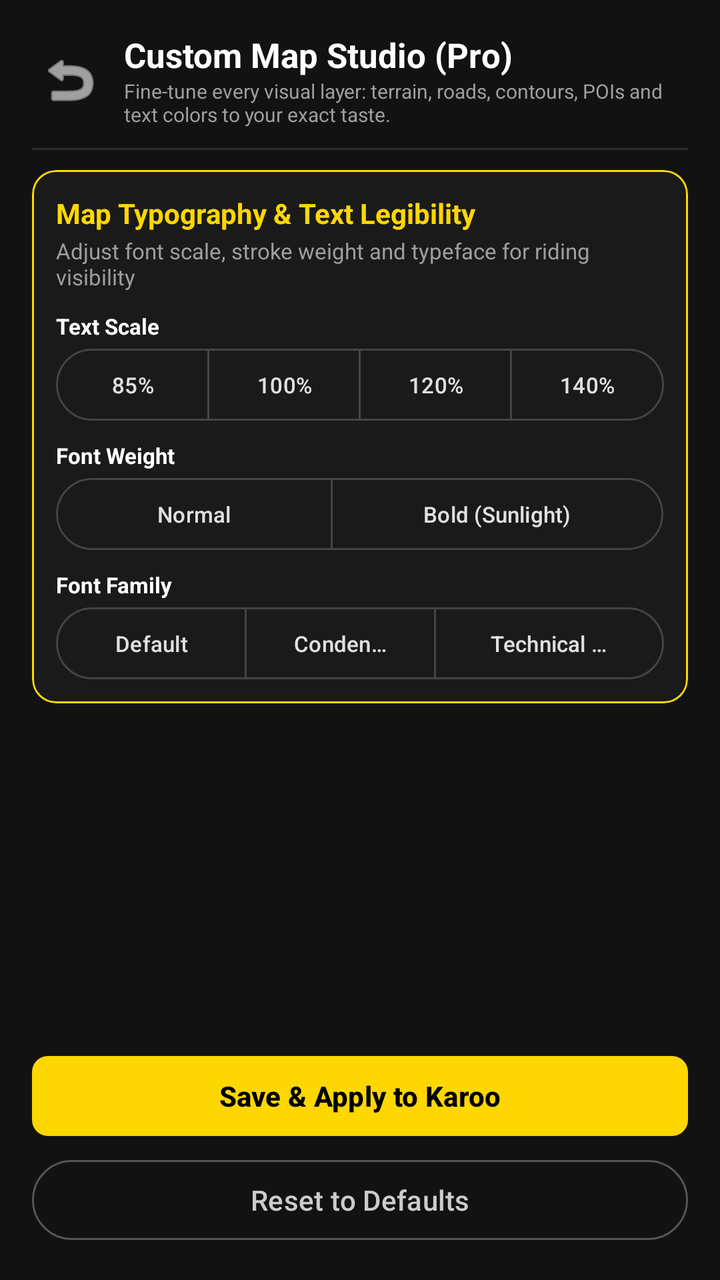
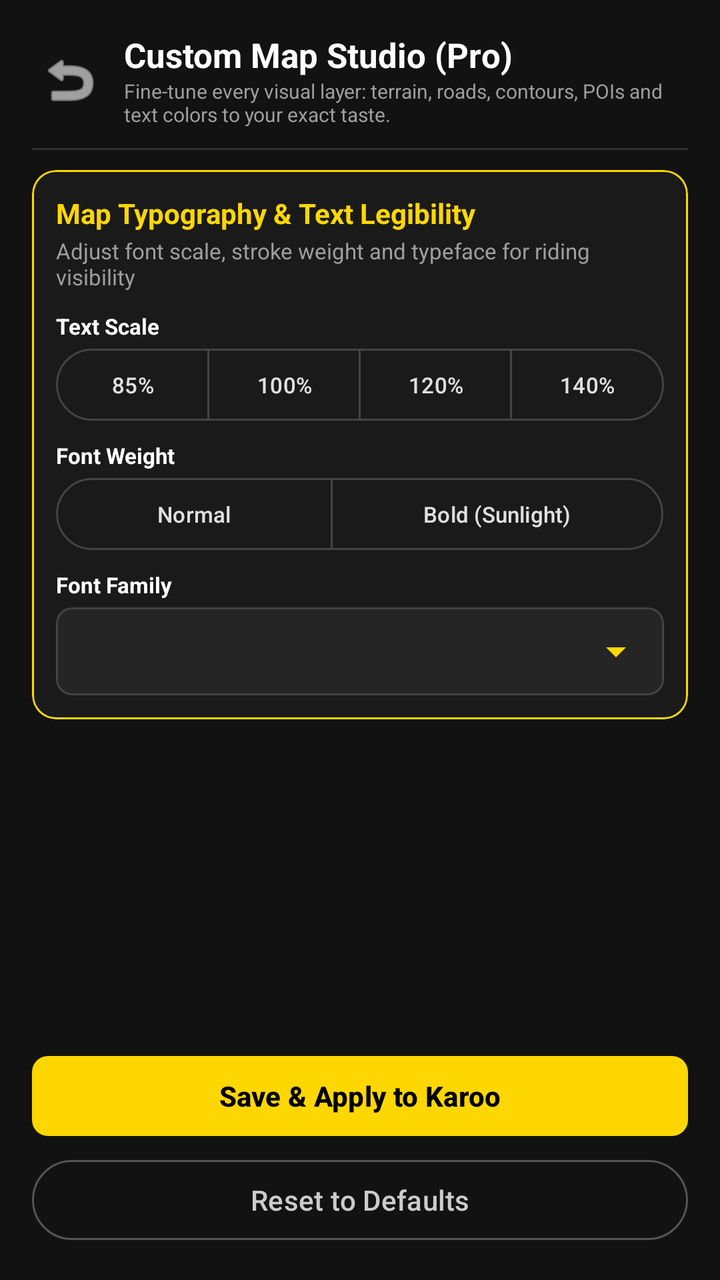

The first picture is an Android layout as it rendered before a commit; the second is the same layout after the commit. The layout source and the unified diff follow.
<!-- AndroidManifest.xml: application theme Theme.KarooTopoMaps -->
<!-- res/layout/activity_custom_editor.xml -->
<?xml version="1.0" encoding="utf-8"?>
<LinearLayout xmlns:android="http://schemas.android.com/apk/res/android"
    xmlns:app="http://schemas.android.com/apk/res-auto"
    android:layout_width="match_parent"
    android:layout_height="match_parent"
    android:orientation="vertical"
    android:background="#121212"
    android:padding="16dp">

    
    <androidx.core.widget.NestedScrollView
        android:layout_width="match_parent"
        android:layout_height="0dp"
        android:layout_weight="1"
        android:fillViewport="true">

        <LinearLayout
            android:layout_width="match_parent"
            android:layout_height="wrap_content"
            android:orientation="vertical">

            
            <LinearLayout
                android:layout_width="match_parent"
                android:layout_height="wrap_content"
                android:orientation="horizontal"
                android:gravity="center_vertical"
                android:layout_marginBottom="10dp">

                <ImageButton
                    android:id="@+id/btnBack"
                    android:layout_width="38dp"
                    android:layout_height="38dp"
                    android:background="?attr/selectableItemBackgroundBorderless"
                    android:src="@android:drawable/ic_menu_revert"
                    android:tint="#FFFFFF"
                    android:contentDescription="Back" />

                <LinearLayout
                    android:layout_width="0dp"
                    android:layout_height="wrap_content"
                    android:layout_weight="1"
                    android:layout_marginStart="8dp"
                    android:orientation="vertical">

                    <TextView
                        android:layout_width="match_parent"
                        android:layout_height="wrap_content"
                        android:text="@string/custom_theme_title"
                        android:textColor="#FFFFFF"
                        android:textSize="17sp"
                        android:textStyle="bold" />

                    <TextView
                        android:layout_width="match_parent"
                        android:layout_height="wrap_content"
                        android:text="@string/custom_theme_desc"
                        android:textColor="#9E9E9E"
                        android:textSize="10sp" />

                </LinearLayout>

            </LinearLayout>

            <View
                android:layout_width="match_parent"
                android:layout_height="1dp"
                android:layout_marginBottom="10dp"
                android:background="#2E2E2E" />

            
            <com.google.android.material.card.MaterialCardView
                android:id="@+id/cardTypography"
                android:layout_width="match_parent"
                android:layout_height="wrap_content"
                android:layout_marginBottom="14dp"
                app:cardBackgroundColor="#1A1A1A"
                app:cardCornerRadius="12dp"
                app:strokeColor="#FFD700"
                app:strokeWidth="1dp"
                app:cardElevation="0dp">

                <LinearLayout
                    android:layout_width="match_parent"
                    android:layout_height="wrap_content"
                    android:orientation="vertical"
                    android:padding="12dp">

                    <TextView
                        android:layout_width="match_parent"
                        android:layout_height="wrap_content"
                        android:text="@string/typography_card_title"
                        android:textColor="#FFD700"
                        android:textSize="14sp"
                        android:textStyle="bold" />

                    <TextView
                        android:layout_width="match_parent"
                        android:layout_height="wrap_content"
                        android:layout_marginTop="2dp"
                        android:layout_marginBottom="10dp"
                        android:text="@string/typography_card_desc"
                        android:textColor="#9E9E9E"
                        android:textSize="11sp" />

                    
                    <TextView
                        android:layout_width="match_parent"
                        android:layout_height="wrap_content"
                        android:text="@string/label_font_size"
                        android:textColor="#FFFFFF"
                        android:textSize="11sp"
                        android:textStyle="bold"
                        android:layout_marginBottom="4dp" />

                    <com.google.android.material.button.MaterialButtonToggleGroup
                        android:id="@+id/toggleFontSize"
                        android:layout_width="match_parent"
                        android:layout_height="wrap_content"
                        android:layout_marginBottom="10dp"
                        app:singleSelection="true"
                        app:selectionRequired="true">

                        <com.google.android.material.button.MaterialButton
                            android:id="@+id/btnSizeCompact"
                            style="@style/Widget.Material3.Button.OutlinedButton"
                            android:layout_width="0dp"
                            android:layout_height="36dp"
                            android:layout_weight="1"
                            android:paddingLeft="2dp"
                            android:paddingRight="2dp"
                            android:insetTop="0dp"
                            android:insetBottom="0dp"
                            android:text="85%"
                            android:textSize="11sp"
                            android:textColor="#E0E0E0"
                            app:strokeColor="#444444" />

                        <com.google.android.material.button.MaterialButton
                            android:id="@+id/btnSizeNormal"
                            style="@style/Widget.Material3.Button.OutlinedButton"
                            android:layout_width="0dp"
                            android:layout_height="36dp"
                            android:layout_weight="1"
                            android:paddingLeft="2dp"
                            android:paddingRight="2dp"
                            android:insetTop="0dp"
                            android:insetBottom="0dp"
                            android:text="100%"
                            android:textSize="11sp"
                            android:textColor="#E0E0E0"
                            app:strokeColor="#444444" />

                        <com.google.android.material.button.MaterialButton
                            android:id="@+id/btnSizeLarge"
                            style="@style/Widget.Material3.Button.OutlinedButton"
                            android:layout_width="0dp"
                            android:layout_height="36dp"
                            android:layout_weight="1"
                            android:paddingLeft="2dp"
                            android:paddingRight="2dp"
                            android:insetTop="0dp"
                            android:insetBottom="0dp"
                            android:text="120%"
                            android:textSize="11sp"
                            android:textColor="#E0E0E0"
                            app:strokeColor="#444444" />

                        <com.google.android.material.button.MaterialButton
                            android:id="@+id/btnSizeHuge"
                            style="@style/Widget.Material3.Button.OutlinedButton"
                            android:layout_width="0dp"
                            android:layout_height="36dp"
                            android:layout_weight="1"
                            android:paddingLeft="2dp"
                            android:paddingRight="2dp"
                            android:insetTop="0dp"
                            android:insetBottom="0dp"
                            android:text="140%"
                            android:textSize="11sp"
                            android:textColor="#E0E0E0"
                            app:strokeColor="#444444" />

                    </com.google.android.material.button.MaterialButtonToggleGroup>

                    
                    <TextView
                        android:layout_width="match_parent"
                        android:layout_height="wrap_content"
                        android:text="@string/label_font_weight"
                        android:textColor="#FFFFFF"
                        android:textSize="11sp"
                        android:textStyle="bold"
                        android:layout_marginBottom="4dp" />

                    <com.google.android.material.button.MaterialButtonToggleGroup
                        android:id="@+id/toggleFontWeight"
                        android:layout_width="match_parent"
                        android:layout_height="wrap_content"
                        android:layout_marginBottom="10dp"
                        app:singleSelection="true"
                        app:selectionRequired="true">

                        <com.google.android.material.button.MaterialButton
                            android:id="@+id/btnWeightNormal"
                            style="@style/Widget.Material3.Button.OutlinedButton"
                            android:layout_width="0dp"
                            android:layout_height="36dp"
                            android:layout_weight="1"
                            android:insetTop="0dp"
                            android:insetBottom="0dp"
                            android:text="@string/font_weight_normal"
                            android:textSize="11sp"
                            android:textColor="#E0E0E0"
                            app:strokeColor="#444444" />

                        <com.google.android.material.button.MaterialButton
                            android:id="@+id/btnWeightBold"
                            style="@style/Widget.Material3.Button.OutlinedButton"
                            android:layout_width="0dp"
                            android:layout_height="36dp"
                            android:layout_weight="1.2"
                            android:insetTop="0dp"
                            android:insetBottom="0dp"
                            android:text="@string/font_weight_bold"
                            android:textSize="11sp"
                            android:textColor="#E0E0E0"
                            app:strokeColor="#444444" />

                    </com.google.android.material.button.MaterialButtonToggleGroup>

                    
                    <TextView
                        android:layout_width="match_parent"
                        android:layout_height="wrap_content"
                        android:text="@string/label_font_family"
                        android:textColor="#FFFFFF"
                        android:textSize="11sp"
                        android:textStyle="bold"
                        android:layout_marginBottom="4dp" />

                    <com.google.android.material.button.MaterialButtonToggleGroup
                        android:id="@+id/toggleFontFamily"
                        android:layout_width="match_parent"
                        android:layout_height="wrap_content"
                        app:singleSelection="true"
                        app:selectionRequired="true">

                        <com.google.android.material.button.MaterialButton
                            android:id="@+id/btnFamilyDefault"
                            style="@style/Widget.Material3.Button.OutlinedButton"
                            android:layout_width="0dp"
                            android:layout_height="36dp"
                            android:layout_weight="1"
                            android:insetTop="0dp"
                            android:insetBottom="0dp"
                            android:text="@string/font_family_default"
                            android:textSize="11sp"
                            android:textColor="#E0E0E0"
                            app:strokeColor="#444444" />

                        <com.google.android.material.button.MaterialButton
                            android:id="@+id/btnFamilyCondensed"
                            style="@style/Widget.Material3.Button.OutlinedButton"
                            android:layout_width="0dp"
                            android:layout_height="36dp"
                            android:layout_weight="1"
                            android:insetTop="0dp"
                            android:insetBottom="0dp"
                            android:text="@string/font_family_condensed"
                            android:textSize="11sp"
                            android:textColor="#E0E0E0"
                            app:strokeColor="#444444" />

                        <com.google.android.material.button.MaterialButton
                            android:id="@+id/btnFamilyMono"
                            style="@style/Widget.Material3.Button.OutlinedButton"
                            android:layout_width="0dp"
                            android:layout_height="36dp"
                            android:layout_weight="1.2"
                            android:insetTop="0dp"
                            android:insetBottom="0dp"
                            android:text="@string/font_family_mono"
                            android:textSize="11sp"
                            android:textColor="#E0E0E0"
                            app:strokeColor="#444444" />

                    </com.google.android.material.button.MaterialButtonToggleGroup>

                </LinearLayout>

            </com.google.android.material.card.MaterialCardView>

            <LinearLayout
                android:id="@+id/customElementsContainer"
                android:layout_width="match_parent"
                android:layout_height="wrap_content"
                android:orientation="vertical" />

        </LinearLayout>

    </androidx.core.widget.NestedScrollView>

    
    <LinearLayout
        android:layout_width="match_parent"
        android:layout_height="wrap_content"
        android:orientation="vertical"
        android:layout_marginTop="8dp">

        <com.google.android.material.button.MaterialButton
            android:id="@+id/btnSaveAndApply"
            android:layout_width="match_parent"
            android:layout_height="wrap_content"
            android:text="@string/btn_save_apply"
            android:textColor="#000000"
            android:textStyle="bold"
            app:backgroundTint="#FFD700"
            app:cornerRadius="8dp" />

        <com.google.android.material.button.MaterialButton
            android:id="@+id/btnResetDefaults"
            style="@style/Widget.Material3.Button.OutlinedButton"
            android:layout_width="match_parent"
            android:layout_height="wrap_content"
            android:layout_marginTop="4dp"
            android:text="@string/btn_reset_defaults"
            android:textColor="#CCCCCC"
            app:strokeColor="#555555" />

    </LinearLayout>

</LinearLayout>
<!-- resources referenced by this layout -->
<resources>
  <string name="btn_reset_defaults">Reset to Defaults</string>
  <string name="btn_save_apply">Save &amp; Apply to Karoo</string>
  <string name="custom_theme_desc">Fine-tune every visual layer: terrain, roads, contours, POIs and text colors to your exact taste.</string>
  <string name="custom_theme_title">Custom Map Studio (Pro)</string>
  <string name="font_family_condensed">Condensed</string>
  <string name="font_family_default">Default</string>
  <string name="font_family_mono">Technical Mono</string>
  <string name="font_weight_bold">Bold (Sunlight)</string>
  <string name="font_weight_normal">Normal</string>
  <string name="label_font_family">Font Family</string>
  <string name="label_font_size">Text Scale</string>
  <string name="label_font_weight">Font Weight</string>
  <string name="typography_card_desc">Adjust font scale, stroke weight and typeface for riding visibility</string>
  <string name="typography_card_title">Map Typography &amp; Text Legibility</string>
  <style name="Theme.KarooTopoMaps" parent="Theme.Material3.Dark.NoActionBar">
          <item name="colorPrimary">#FFD700</item>
          <item name="colorOnPrimary">#000000</item>
          <item name="android:windowBackground">#121212</item>
          <item name="android:statusBarColor">#121212</item>
          <item name="android:navigationBarColor">#121212</item>
      </style>
</resources>

<!-- the commit's change to res/layout/activity_custom_editor.xml (unified diff, before → after) -->
@@ -239,53 +239,25 @@
                         android:textStyle="bold"
                         android:layout_marginBottom="4dp" />
 
-                    <com.google.android.material.button.MaterialButtonToggleGroup
-                        android:id="@+id/toggleFontFamily"
-                        android:layout_width="match_parent"
-                        android:layout_height="wrap_content"
-                        app:singleSelection="true"
-                        app:selectionRequired="true">
-
-                        <com.google.android.material.button.MaterialButton
-                            android:id="@+id/btnFamilyDefault"
-                            style="@style/Widget.Material3.Button.OutlinedButton"
-                            android:layout_width="0dp"
-                            android:layout_height="36dp"
-                            android:layout_weight="1"
-                            android:insetTop="0dp"
-                            android:insetBottom="0dp"
-                            android:text="@string/font_family_default"
-                            android:textSize="11sp"
-                            android:textColor="#E0E0E0"
-                            app:strokeColor="#444444" />
-
-                        <com.google.android.material.button.MaterialButton
-                            android:id="@+id/btnFamilyCondensed"
-                            style="@style/Widget.Material3.Button.OutlinedButton"
-                            android:layout_width="0dp"
-                            android:layout_height="36dp"
-                            android:layout_weight="1"
-                            android:insetTop="0dp"
-                            android:insetBottom="0dp"
-                            android:text="@string/font_family_condensed"
-                            android:textSize="11sp"
-                            android:textColor="#E0E0E0"
-                            app:strokeColor="#444444" />
-
-                        <com.google.android.material.button.MaterialButton
-                            android:id="@+id/btnFamilyMono"
-                            style="@style/Widget.Material3.Button.OutlinedButton"
-                            android:layout_width="0dp"
-                            android:layout_height="36dp"
-                            android:layout_weight="1.2"
-                            android:insetTop="0dp"
-                            android:insetBottom="0dp"
-                            android:text="@string/font_family_mono"
-                            android:textSize="11sp"
-                            android:textColor="#E0E0E0"
-                            app:strokeColor="#444444" />
-
-                    </com.google.android.material.button.MaterialButtonToggleGroup>
+                    <com.google.android.material.card.MaterialCardView
+                        android:layout_width="match_parent"
+                        android:layout_height="44dp"
+                        app:cardBackgroundColor="#252525"
+                        app:cardCornerRadius="8dp"
+                        app:strokeColor="#444444"
+                        app:strokeWidth="1dp"
+                        app:cardElevation="0dp">
+
+                        <Spinner
+                            android:id="@+id/spinnerFontFamily"
+                            android:layout_width="match_parent"
+                            android:layout_height="match_parent"
+                            android:paddingStart="8dp"
+                            android:paddingEnd="8dp"
+                            android:backgroundTint="#FFD700"
+                            android:popupBackground="#1E1E1E" />
+
+                    </com.google.android.material.card.MaterialCardView>
 
                 </LinearLayout>
 
<!-- resource entries referenced after the edit -->
@@ -4,9 +4,6 @@
   <string name="btn_save_apply">Save &amp; Apply to Karoo</string>
   <string name="custom_theme_desc">Fine-tune every visual layer: terrain, roads, contours, POIs and text colors to your exact taste.</string>
   <string name="custom_theme_title">Custom Map Studio (Pro)</string>
-  <string name="font_family_condensed">Condensed</string>
-  <string name="font_family_default">Default</string>
-  <string name="font_family_mono">Technical Mono</string>
   <string name="font_weight_bold">Bold (Sunlight)</string>
   <string name="font_weight_normal">Normal</string>
   <string name="label_font_family">Font Family</string>
